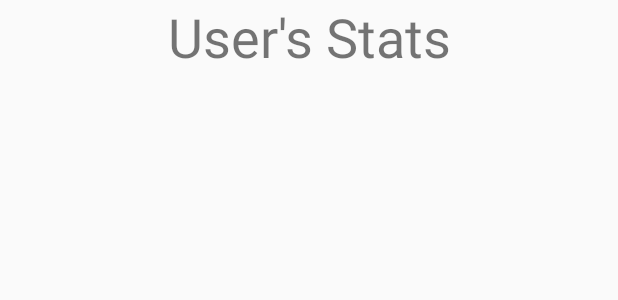
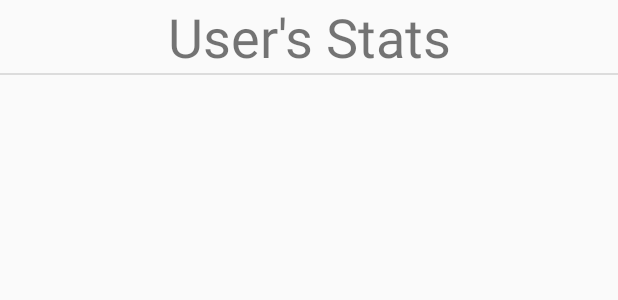
Before and after one commit to ZacharyTherrien/Android-Project, an Android app: the layout user_fragment.xml on its own in the app's theme, with its tools: preview values and no code run, on a phone screen of 412 x 824 dp. Shown: the top 300 px of the screen. Run offline under Robolectric (Android 15) with nearby library versions, the phone set to English and light mode, and no system bars.

```diff
--- a/app/src/main/java/com/example/project/login/LoginDialogFragment.java
+++ b/app/src/main/java/com/example/project/login/LoginDialogFragment.java
@@ -11,8 +11,8 @@ import androidx.annotation.NonNull;
 import androidx.annotation.Nullable;
 import androidx.fragment.app.DialogFragment;
 
-import com.example.assignment_1_note_project.R;
-import com.example.notes.NoteApplication;
+import com.example.project.R;
+import com.example.project.ui.NoteApplication;
 
 public class LoginDialogFragment extends DialogFragment {
 
--- a/app/src/main/java/com/example/project/login/RegisterDialogFragment.java
+++ b/app/src/main/java/com/example/project/login/RegisterDialogFragment.java
@@ -11,8 +11,8 @@ import androidx.annotation.NonNull;
 import androidx.annotation.Nullable;
 import androidx.fragment.app.DialogFragment;
 
-import com.example.assignment_1_note_project.R;
-import com.example.notes.NoteApplication;
+import com.example.project.R;
+import com.example.project.ui.NoteApplication;
 
 public class RegisterDialogFragment extends DialogFragment {
 
--- a/app/src/main/res/layout/user_fragment.xml
+++ b/app/src/main/res/layout/user_fragment.xml
@@ -11,4 +11,10 @@
         android:gravity="center"
         android:text="User's Stats"
         android:textSize="36sp" />
+
+    <View
+        android:id="@+id/divider"
+        android:layout_width="match_parent"
+        android:layout_height="1dp"
+        android:background="?android:attr/listDivider" />
 </LinearLayout>
```
Also changed, not shown: app/src/main/java/com/example/project/ui/NoteApplication.java (added, +21 -0 lines).
